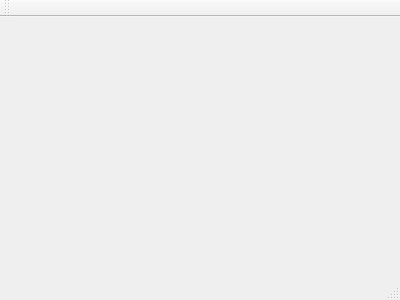
The window that simulator/simulator/mainwindow.ui (yart-group/yart) describes before a commit, drawn with Qt 5.
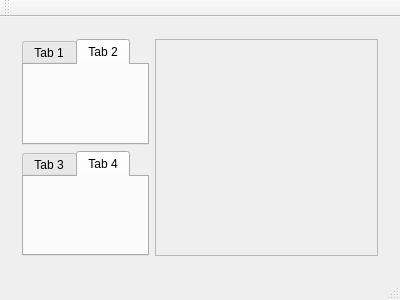
The same window after the commit. The open tabs and pages were chosen to show the change.

Commit message: add main screen

```diff
--- a/simulator/simulator/mainwindow.ui
+++ b/simulator/simulator/mainwindow.ui
@@ -85,7 +85,75 @@
         </item>
        </layout>
       </widget>
-      <widget class="QWidget" name="mainPage"/>
+      <widget class="QWidget" name="mainPage">
+       <layout class="QGridLayout" name="gridLayout_3">
+        <item row="0" column="0">
+         <widget class="QTabWidget" name="uppperTabs">
+          <property name="sizePolicy">
+           <sizepolicy hsizetype="Fixed" vsizetype="Expanding">
+            <horstretch>0</horstretch>
+            <verstretch>0</verstretch>
+           </sizepolicy>
+          </property>
+          <property name="tabShape">
+           <enum>QTabWidget::Rounded</enum>
+          </property>
+          <property name="currentIndex">
+           <number>1</number>
+          </property>
+          <property name="movable">
+           <bool>true</bool>
+          </property>
+          <widget class="QWidget" name="tab001">
+           <attribute name="title">
+            <string>Tab 1</string>
+           </attribute>
+          </widget>
+          <widget class="QWidget" name="tab002">
+           <attribute name="title">
+            <string>Tab 2</string>
+           </attribute>
+          </widget>
+         </widget>
+        </item>
+        <item row="1" column="0">
+         <widget class="QTabWidget" name="lowerTabs">
+          <property name="sizePolicy">
+           <sizepolicy hsizetype="Fixed" vsizetype="Expanding">
+            <horstretch>0</horstretch>
+            <verstretch>0</verstretch>
+           </sizepolicy>
+          </property>
+          <property name="currentIndex">
+           <number>1</number>
+          </property>
+          <property name="movable">
+           <bool>true</bool>
+          </property>
+          <widget class="QWidget" name="tab003">
+           <attribute name="title">
+            <string>Tab 3</string>
+           </attribute>
+          </widget>
+          <widget class="QWidget" name="tab004">
+           <attribute name="title">
+            <string>Tab 4</string>
+           </attribute>
+          </widget>
+         </widget>
+        </item>
+        <item row="0" column="1" rowspan="2">
+         <widget class="QFrame" name="workspace">
+          <property name="frameShape">
+           <enum>QFrame::StyledPanel</enum>
+          </property>
+          <property name="frameShadow">
+           <enum>QFrame::Raised</enum>
+          </property>
+         </widget>
+        </item>
+       </layout>
+      </widget>
      </widget>
     </item>
    </layout>
```
Left out of the diff: 9 changed lines with no effect on the pictures. The commit also changes 3 other files.
